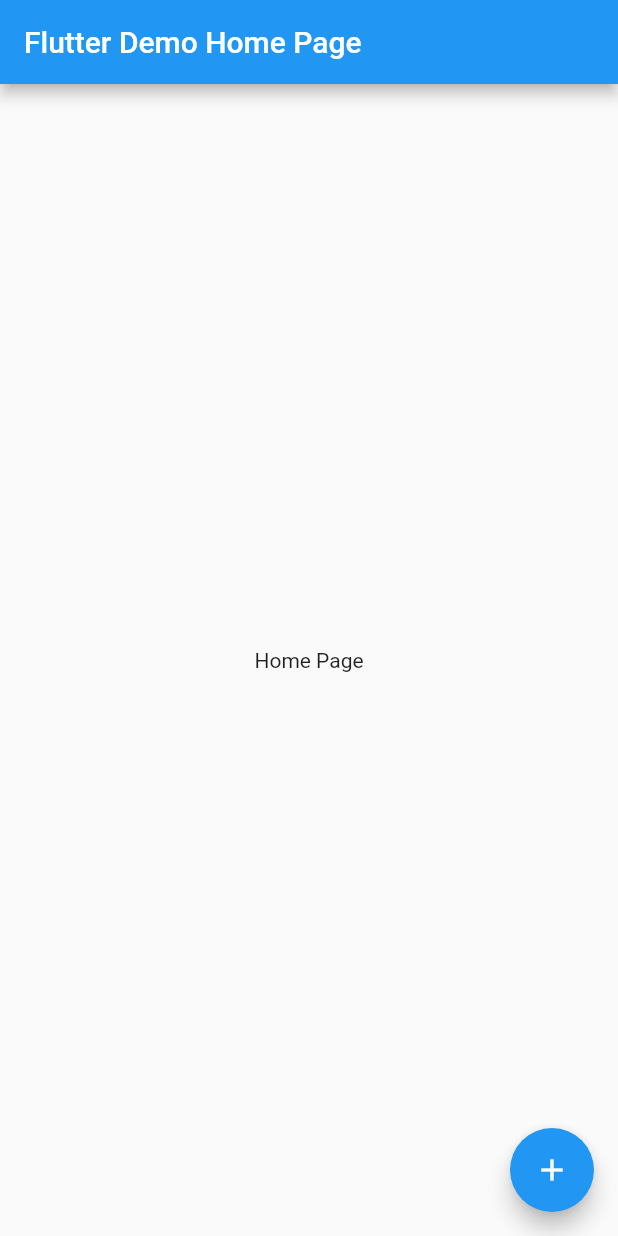
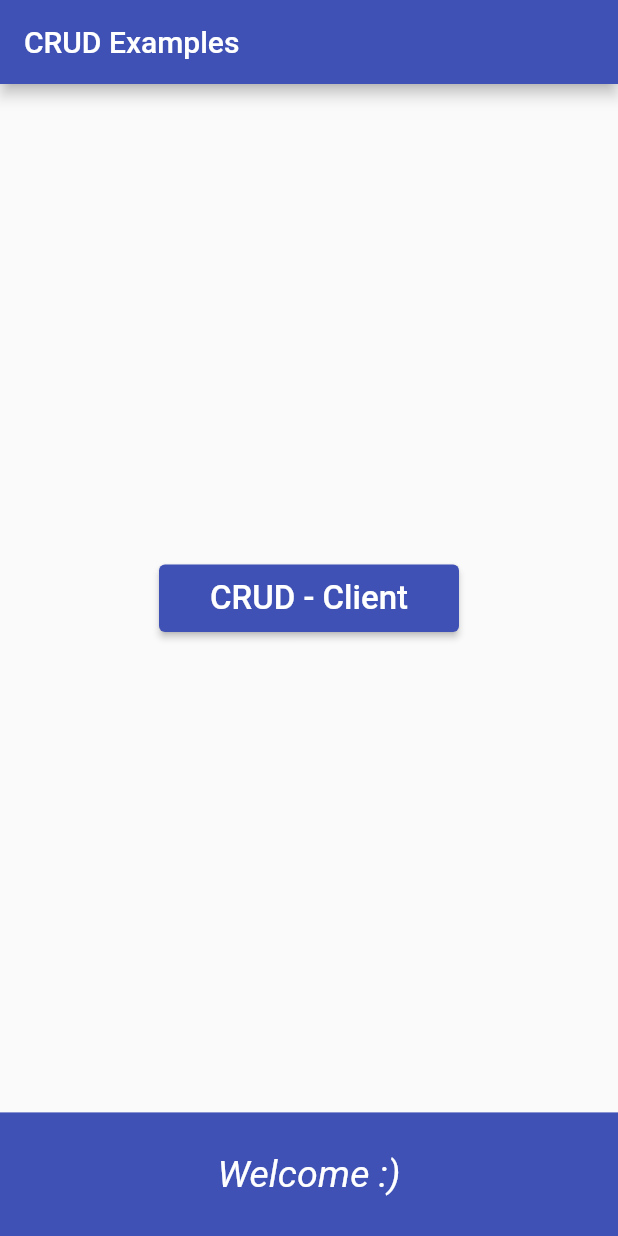
Before and after one commit to mattbrevis/crud_project, a Flutter app: the screen it shows after launch, on a phone screen of 412 x 824 dp. Run offline on Flutter 3.47's test engine with Material 2 defaults, Android fonts, the phone set to English and light mode, and no system bars.

Commit message:
Creating crud client

```diff
--- a/lib/main.dart
+++ b/lib/main.dart
@@ -12,11 +12,12 @@ class MyApp extends StatelessWidget {
   @override
   Widget build(BuildContext context) {
     return MaterialApp(
-      title: 'Flutter Demo',
+      title: 'CRUD Examples',
       theme: ThemeData(
-        primarySwatch: Colors.blue,
+        primarySwatch: Colors.indigo,
       ),
-      home: const MyHomePage(title: 'Flutter Demo Home Page'),
+      home: const MyHomePage(title: 'CRUD Examples'),
+      debugShowCheckedModeBanner: false,
     );
   }
 }
--- a/lib/pages/home_page.dart
+++ b/lib/pages/home_page.dart
@@ -1,4 +1,4 @@
-
+import 'package:crud_project/pages/client-crud/client_list_page.dart';
 import 'package:flutter/material.dart';
 
 class MyHomePage extends StatefulWidget {
@@ -11,20 +11,43 @@ class MyHomePage extends StatefulWidget {
 }
 
 class _MyHomePageState extends State<MyHomePage> {
-
   @override
   Widget build(BuildContext context) {
     return Scaffold(
       appBar: AppBar(
         title: Text(widget.title),
       ),
-      body: const Center(
-        child: Text('Home Page')
+      body: SizedBox(
+        height:  MediaQuery.of(context).size.height,
+        width:  MediaQuery.of(context).size.width,
+        child: Column(
+          mainAxisAlignment: MainAxisAlignment.center,
+          crossAxisAlignment: CrossAxisAlignment.center,
+          children: [
+        SizedBox(
+            width: 200,
+            height: 45,
+            child: ElevatedButton(
+                onPressed: () {
+                  Navigator.push(context, MaterialPageRoute(builder: (context) => const ClientListPage()));
+                },
+                child: const Text('CRUD - Client',
+                    style: TextStyle(color: Colors.white, fontSize: 22)))),
+          ],
+        ),
       ),
-      floatingActionButton: FloatingActionButton(
-        onPressed: (){},
-        tooltip: 'Increment',
-        child: const Icon(Icons.add),
+      bottomNavigationBar: Container(
+        color: Colors.indigo,
+        width: MediaQuery.of(context).size.width,
+        height: MediaQuery.of(context).size.height * 0.1,
+        child: const Center(
+          child: Text(
+            'Welcome :)',
+            style: TextStyle(
+                color: Colors.white, fontSize: 25, fontStyle: FontStyle.italic),
+            textAlign: TextAlign.center,
+          ),
+        ),
       ),
     );
   }
--- /dev/null
+++ b/lib/pages/model/user_model.dart
@@ -0,0 +1,4 @@
+
+class UserModel {
+
+}
```
Also changed, not shown: lib/pages/client-crud/client_list_page.dart (added, +35 -0 lines), lib/pages/client-crud/client_page.dart (added, +125 -0 lines), lib/pages/model/client_model.dart (added, +44 -0 lines), 1 other file.
